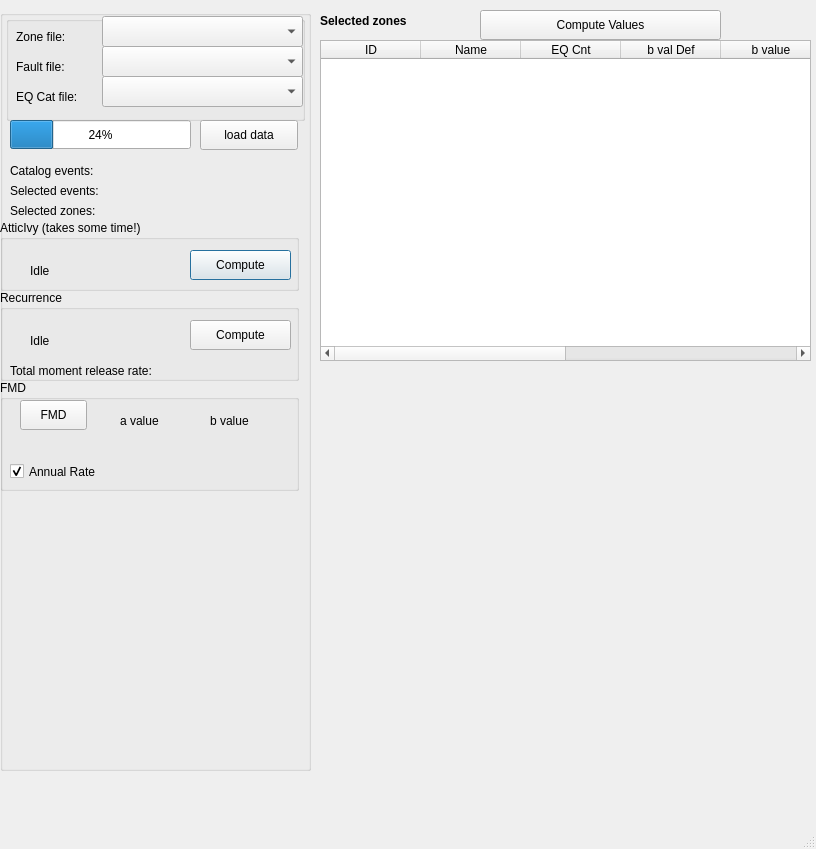
Above: mt_seismicsource/ui_seismicsource.ui from feuchner/seismicsource-toolkit before the change. Below: the same form after it.
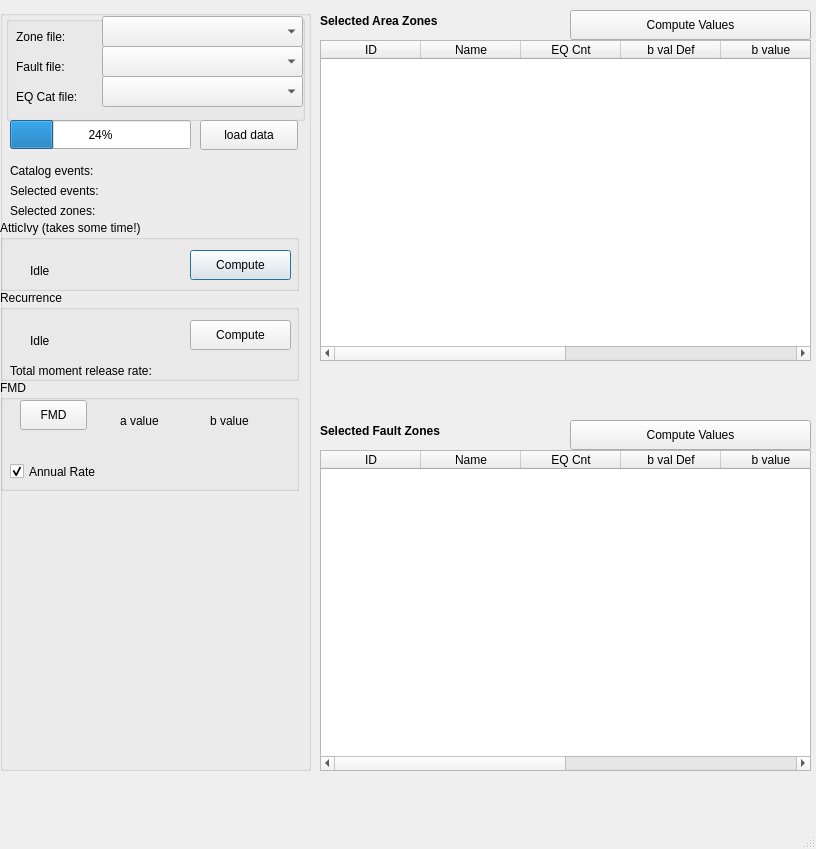
That is the form after the change. Custom widgets are drawn as their Qt base class.

Commit message: added new table for selected fault zones to main dialog

```diff
--- a/mt_seismicsource/ui_seismicsource.ui
+++ b/mt_seismicsource/ui_seismicsource.ui
@@ -456,7 +456,7 @@
      <rect>
       <x>0</x>
       <y>0</y>
-      <width>121</width>
+      <width>241</width>
       <height>21</height>
      </rect>
     </property>
@@ -467,13 +467,103 @@
      </font>
     </property>
     <property name="text">
-     <string>Selected zones</string>
+     <string>Selected Area Zones</string>
     </property>
    </widget>
    <widget class="QPushButton" name="btnComputeZoneValues">
     <property name="geometry">
      <rect>
-      <x>160</x>
+      <x>250</x>
+      <y>0</y>
+      <width>241</width>
+      <height>30</height>
+     </rect>
+    </property>
+    <property name="text">
+     <string>Compute Values</string>
+    </property>
+   </widget>
+  </widget>
+  <widget class="QWidget" name="widgetFaultZoneTable" native="true">
+   <property name="geometry">
+    <rect>
+     <x>320</x>
+     <y>420</y>
+     <width>491</width>
+     <height>351</height>
+    </rect>
+   </property>
+   <widget class="QTableWidget" name="zoneFaultTable">
+    <property name="geometry">
+     <rect>
+      <x>0</x>
+      <y>30</y>
+      <width>491</width>
+      <height>321</height>
+     </rect>
+    </property>
+    <property name="sortingEnabled">
+     <bool>true</bool>
+    </property>
+    <property name="columnCount">
+     <number>8</number>
+    </property>
+    <column>
+     <property name="text">
+      <string>ID</string>
+     </property>
+    </column>
+    <column>
+     <property name="text">
+      <string>Name</string>
+     </property>
+    </column>
+    <column>
+     <property name="text">
+      <string>EQ Cnt</string>
+     </property>
+    </column>
+    <column>
+     <property name="text">
+      <string>b val Def</string>
+     </property>
+    </column>
+    <column>
+     <property name="text">
+      <string>b value</string>
+     </property>
+    </column>
+    <column>
+     <property name="text">
+      <string>a value</string>
+     </property>
+    </column>
+    <column/>
+    <column/>
+   </widget>
+   <widget class="QLabel" name="labelFaultZoneTable">
+    <property name="geometry">
+     <rect>
+      <x>0</x>
+      <y>0</y>
+      <width>241</width>
+      <height>21</height>
+     </rect>
+    </property>
+    <property name="font">
+     <font>
+      <weight>75</weight>
+      <bold>true</bold>
+     </font>
+    </property>
+    <property name="text">
+     <string>Selected Fault Zones</string>
+    </property>
+   </widget>
+   <widget class="QPushButton" name="btnComputeFaultZoneValues">
+    <property name="geometry">
+     <rect>
+      <x>250</x>
       <y>0</y>
       <width>241</width>
       <height>30</height>
```
